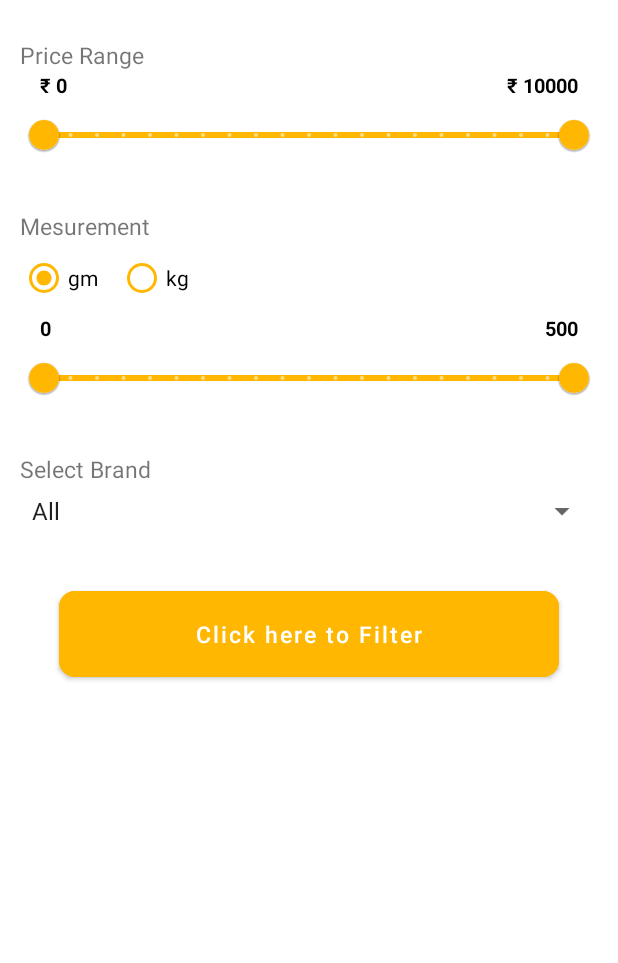
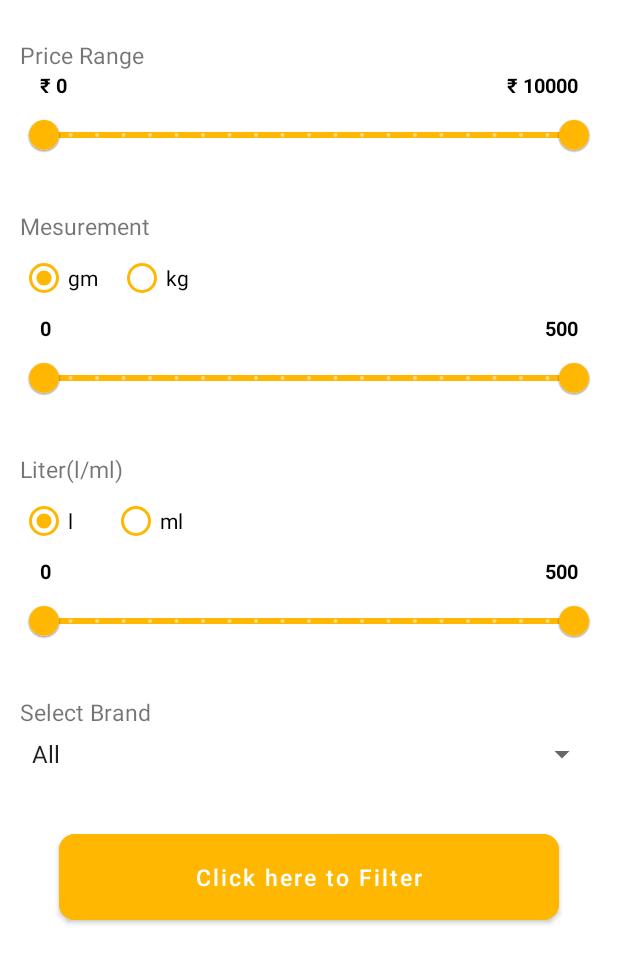
Before and after one commit to jayaprasad356/brandke_android, an Android app: the layout filter_bottom_layout.xml on its own in the app's theme, with its tools: preview values and no code run, on a phone screen of 412 x 824 dp. Shown: the top 963 px of the screen. Run offline under Robolectric (Android 15) with nearby library versions, the light colour scheme and no system bars; network calls fail.

Commit message:
filter l/ml

```diff
--- a/app/src/main/java/com/kapp/bharat/CategoryActivity.java
+++ b/app/src/main/java/com/kapp/bharat/CategoryActivity.java
@@ -131,9 +131,12 @@ public class CategoryActivity extends AppCompatActivity{
         TextView tvToMeasure = bottomSheetDialog.findViewById(R.id.tvToMeasure);
         RangeSlider pricerangeSlider = bottomSheetDialog.findViewById(R.id.pricerangeSlider);
         RangeSlider rangeSliderMeasure = bottomSheetDialog.findViewById(R.id.rangeSliderMeasure);
+        RangeSlider rangeSliderLiter = bottomSheetDialog.findViewById(R.id.rangeSliderLiter);
         Spinner brandSpinner = bottomSheetDialog.findViewById(R.id.brandSpinner);
         RadioButton radio1 = bottomSheetDialog.findViewById(R.id.radio1);
         RadioButton radio2 = bottomSheetDialog.findViewById(R.id.radio2);
+        RadioButton radioLiter = bottomSheetDialog.findViewById(R.id.radioLiter);
+        RadioButton radioMiliLiter = bottomSheetDialog.findViewById(R.id.radioMiliLiter);
 
         brandSpinner.setOnItemSelectedListener(new AdapterView.OnItemSelectedListener() {
             @Override
@@ -218,6 +221,8 @@ public class CategoryActivity extends AppCompatActivity{
                 }
             }
         });
+
+
         btnFilter.setOnClickListener(new View.OnClickListener() {
             @Override
             public void onClick(View view) {
--- a/app/src/main/java/com/kapp/bharat/ProductDetailsActivity.java
+++ b/app/src/main/java/com/kapp/bharat/ProductDetailsActivity.java
@@ -5,6 +5,7 @@ import androidx.appcompat.app.AppCompatActivity;
 import android.app.Activity;
 import android.content.Intent;
 import android.os.Bundle;
+import android.util.Log;
 import android.view.View;
 import android.widget.Button;
 import android.widget.ImageButton;
@@ -116,6 +117,7 @@ public class ProductDetailsActivity extends AppCompatActivity {
         params.put(Constant.PRODUCT_ID,ProductId);
         params.put(Constant.QUANTITY,tvQuantity.getText().toString().trim());
         ApiConfig.RequestToVolley((result, response) -> {
+            Log.d("res",response);
             if (result) {
                 try {
                     JSONObject jsonObject = new JSONObject(response);
--- a/app/src/main/res/layout/activity_product_details.xml
+++ b/app/src/main/res/layout/activity_product_details.xml
@@ -125,6 +125,7 @@
               android:layout_height="wrap_content"
               android:text="Specification/Formula"
               android:textColor="@color/black"
+              android:layout_marginVertical="5dp"
               android:textSize="@dimen/_13sdp"/>
         </LinearLayout>
 
@@ -135,7 +136,7 @@
           <TextView
               android:layout_width="wrap_content"
               android:layout_height="wrap_content"
-              android:text="Price : "
+              android:text="MRP : "
               android:textStyle="bold"
               android:layout_marginVertical="5dp"
               android:layout_marginStart="25dp"
@@ -209,13 +210,15 @@
           android:text="Quantity"
           android:textAlignment="viewStart"
           android:textColor="@color/black"
-          android:textStyle="bold" />
+          android:textStyle="bold"
+          android:layout_marginRight="@dimen/_20sdp"
+          />
 
       <LinearLayout
           android:layout_width="wrap_content"
           android:layout_height="wrap_content"
           android:layout_centerHorizontal="true"
-          android:gravity="center"
+          android:layout_marginLeft="@dimen/_20sdp"
           android:orientation="horizontal">
 
 
@@ -240,13 +243,13 @@
             app:srcCompat="@drawable/ic_remove" />
 
         <TextView
+            android:layout_gravity="center"
             android:id="@+id/tvQuantity"
             android:layout_width="wrap_content"
             android:layout_height="wrap_content"
             android:layout_marginStart="10dp"
             android:layout_marginEnd="10dp"
             android:text="1"
-            android:textAlignment="viewStart"
             android:textAppearance="@style/Base.TextAppearance.AppCompat.Medium"
             android:textColor="@color/black"
             android:textStyle="bold" />
--- a/app/src/main/res/layout/filter_bottom_layout.xml
+++ b/app/src/main/res/layout/filter_bottom_layout.xml
@@ -135,6 +135,93 @@
             app:values="@array/initial_values" />
 
 
+
+
+
+
+
+        <LinearLayout
+            android:layout_width="wrap_content"
+            android:layout_height="wrap_content"
+            android:layout_marginTop="@dimen/_20sdp"
+            android:orientation="vertical">
+
+            <TextView
+                android:layout_width="match_parent"
+                android:layout_height="wrap_content"
+                android:text="Liter(l/ml)"
+                android:textSize="@dimen/_12sdp" />
+
+
+            <RadioGroup
+                android:layout_width="match_parent"
+                android:layout_height="wrap_content"
+
+                android:orientation="horizontal">
+
+
+                <RadioButton
+                    android:id="@+id/radioLiter"
+                    android:layout_width="wrap_content"
+                    android:layout_height="wrap_content"
+                    android:layout_marginRight="@dimen/_10sdp"
+                    android:checked="true"
+                    android:text="l"
+                    app:buttonTint="@color/Primary_yellow" />
+
+
+                <RadioButton
+                    android:id="@+id/radioMiliLiter"
+                    android:layout_width="wrap_content"
+                    android:layout_height="wrap_content"
+                    android:text="ml"
+                    app:buttonTint="@color/Primary_yellow" />
+
+
+            </RadioGroup>
+
+
+        </LinearLayout>
+
+
+        <RelativeLayout
+            android:layout_width="match_parent"
+            android:layout_height="wrap_content"
+            android:layout_marginHorizontal="@dimen/_10sdp">
+
+
+            <TextView
+                android:id="@+id/tvFromPL"
+                android:layout_width="wrap_content"
+                android:layout_height="wrap_content"
+                android:text="0"
+                android:textColor="@color/black"
+                android:textSize="@dimen/_10sdp"
+                android:textStyle="bold" />
+
+            <TextView
+                android:id="@+id/tvToPL"
+                android:layout_width="match_parent"
+                android:layout_height="wrap_content"
+                android:gravity="right"
+                android:text="500"
+                android:textColor="@color/black"
+                android:textSize="@dimen/_10sdp"
+                android:textStyle="bold" />
+
+        </RelativeLayout>
+
+
+        <com.google.android.material.slider.RangeSlider
+            android:id="@+id/rangeSliderLiter"
+            android:layout_width="match_parent"
+            android:layout_height="wrap_content"
+            android:stepSize="500.0"
+            android:valueFrom="0"
+            android:valueTo="10000"
+            app:values="@array/initial_values" />
+
+
         <TextView
             android:layout_width="match_parent"
             android:layout_height="wrap_content"
```
